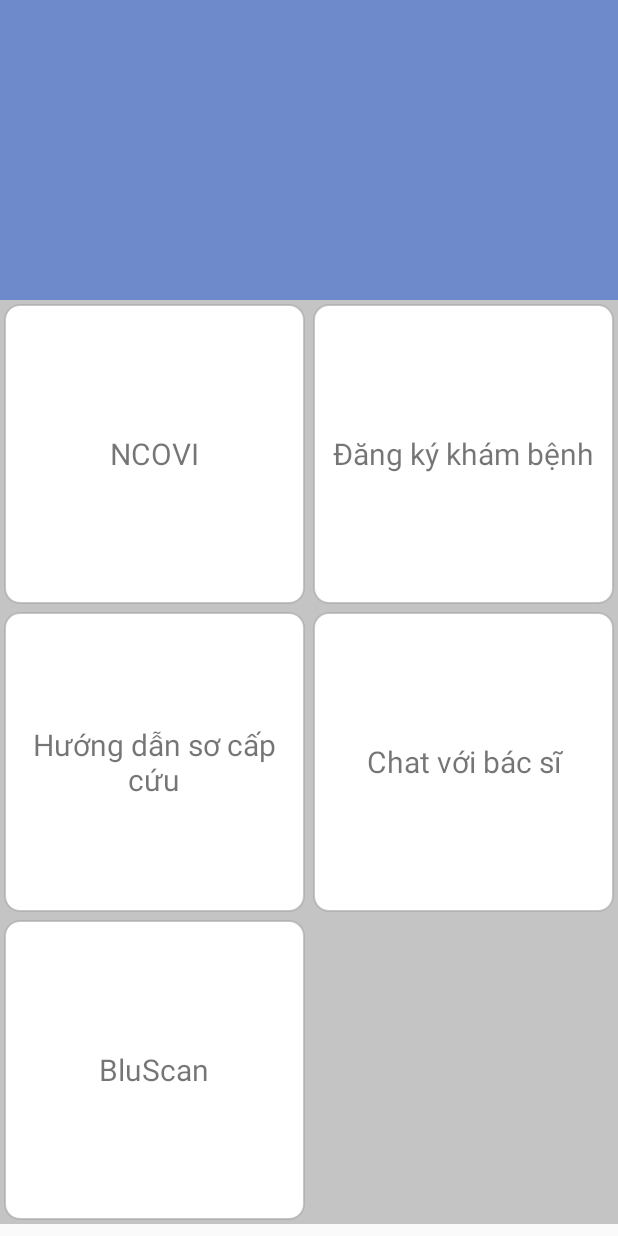
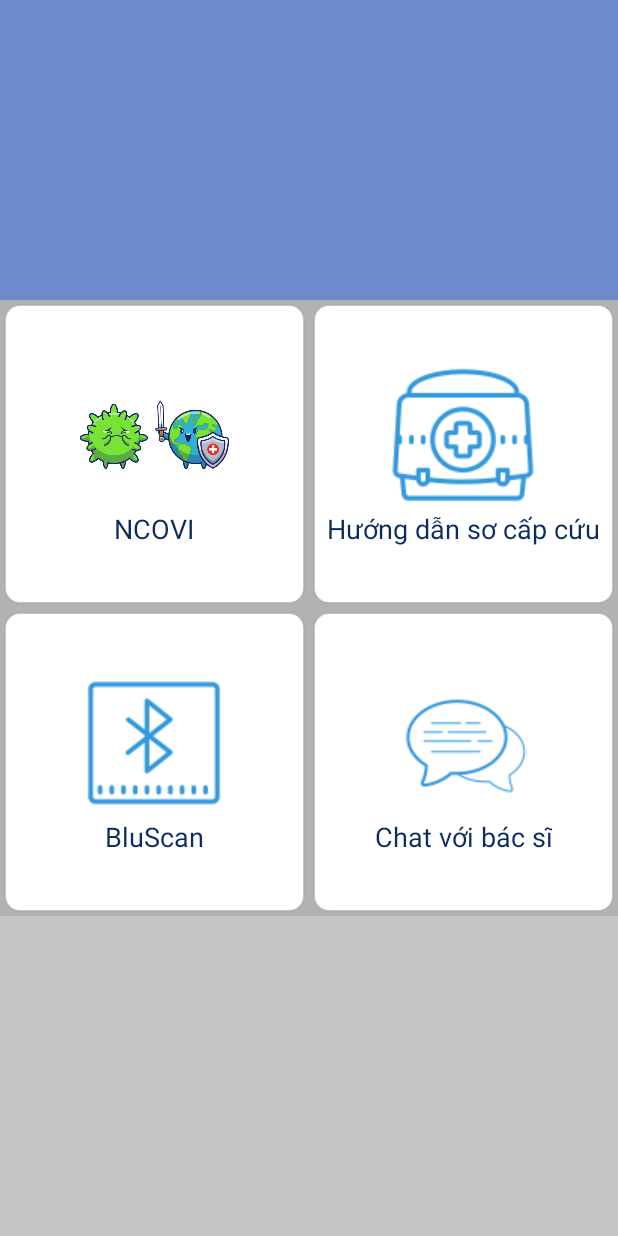
Before and after one commit to dongle1999/NoName-master, an Android app: the fragment Fragment_BenhNhan_TrangChu shown on its own in the app's theme, on a phone screen of 412 x 824 dp. Run offline under Robolectric (Android 15) with nearby library versions, the phone set to English and light mode, and no system bars.

Commit message:
hung update

```diff
--- a/app/src/main/java/com/example/noname/TrangBenhNhan/Fragment/Fragment_BenhNhan_HoSoBenhLy.java
+++ b/app/src/main/java/com/example/noname/TrangBenhNhan/Fragment/Fragment_BenhNhan_HoSoBenhLy.java
@@ -40,12 +40,6 @@ public class Fragment_BenhNhan_HoSoBenhLy extends Fragment {
                 R.layout.custom_listview_benh_nhan_ho_so_benh_ly,dsHoSo);
 
         lvHoSoBenhLy.setAdapter(hoSoAdapter);
-        lvHoSoBenhLy.setOnItemClickListener(new AdapterView.OnItemClickListener() {
-            @Override
-            public void onItemClick(AdapterView<?> parent, View view, int position, long id) {
-                startActivity(new Intent(getActivity(), BenhNhan_ChiTiet_HoSoBenhLy.class));
-            }
-        });
 
 
         return view;
--- a/app/src/main/java/com/example/noname/TrangBenhNhan/Fragment/Fragment_BenhNhan_TrangChu.java
+++ b/app/src/main/java/com/example/noname/TrangBenhNhan/Fragment/Fragment_BenhNhan_TrangChu.java
@@ -5,7 +5,7 @@ import android.os.Bundle;
 import android.view.LayoutInflater;
 import android.view.View;
 import android.view.ViewGroup;
-import android.widget.TextView;
+import android.widget.LinearLayout;
 
 import androidx.annotation.NonNull;
 import androidx.annotation.Nullable;
@@ -14,60 +14,49 @@ import androidx.fragment.app.Fragment;
 import com.example.noname.Blutooth.Scanblu;
 import com.example.noname.ChatBot.MainActivity;
 import com.example.noname.R;
-import com.example.noname.TrangBenhNhan.BenhNhan_ChatVoiBacSi;
 import com.example.noname.TrangBenhNhan.BenhNhan_HuongDanSoCapCuu;
-import com.example.noname.TrangBenhNhan.BenhNhan_PhanAnh;
 import com.example.noname.TrangBenhNhan.BenhNhan_NCOVI;
-import com.example.noname.TrangBenhNhan.BenhNhan_DangKyKhamBenh;
 
 public class Fragment_BenhNhan_TrangChu extends Fragment {
 
-    TextView txtNCOVI, txtHuongDanSoCapCuu, txtChatVoiBacSi, txtPhanAnh, txtDangKiKhamBenh;
+    LinearLayout btnNCOVI, btnHuongDanSoCapCuu, btnChatVoiBacSi, btnBluScan;
 
     @Nullable
     @Override
     public View onCreateView(@NonNull LayoutInflater inflater, @Nullable ViewGroup container, @Nullable Bundle savedInstanceState) {
         View v= inflater.inflate(R.layout.fragment_benh_nhan_trang_chu, container, false);
-        txtNCOVI=v.findViewById(R.id.txtNCOVI);
-        txtDangKiKhamBenh=v.findViewById(R.id.txtDangKiKhamBenh);
-        txtHuongDanSoCapCuu=v.findViewById(R.id.txtHuongDanSoCapCuu);
-        txtPhanAnh=v.findViewById(R.id.txtPhanAnh);
-        txtChatVoiBacSi=v.findViewById(R.id.txtChatVoiBacSi);
+        btnNCOVI=v.findViewById(R.id.btnNCOVI_BenhNhan_TrangChu);
+        btnHuongDanSoCapCuu=v.findViewById(R.id.btnHuongDanSoCapCuu_BenhNhan_TrangChu);
+        btnBluScan=v.findViewById(R.id.btnBluScan_BenhNhan_TrangChu);
+        btnChatVoiBacSi=v.findViewById(R.id.btnChatVoiBacSi_BenhNhan_TrangChu);
         controls();
         events();
         return v;
     }
 
     private void events() {
-        txtNCOVI.setOnClickListener(new View.OnClickListener() {
+        btnNCOVI.setOnClickListener(new View.OnClickListener() {
             @Override
             public void onClick(View view) {
                 startActivity(new Intent(getActivity(), BenhNhan_NCOVI.class));
             }
         });
-        txtDangKiKhamBenh.setOnClickListener(new View.OnClickListener() {
-            @Override
-            public void onClick(View view) {
-                startActivity(new Intent(getActivity(), BenhNhan_DangKyKhamBenh.class));
-            }
-        });
-        txtHuongDanSoCapCuu.setOnClickListener(new View.OnClickListener() {
+        btnHuongDanSoCapCuu.setOnClickListener(new View.OnClickListener() {
             @Override
             public void onClick(View view) {
                 startActivity(new Intent(getActivity(), BenhNhan_HuongDanSoCapCuu.class));
             }
         });
 
-        txtPhanAnh.setOnClickListener(new View.OnClickListener() {
+        btnBluScan.setOnClickListener(new View.OnClickListener() {
             @Override
             public void onClick(View view) {
                 startActivity(new Intent(getActivity(), Scanblu.class));
             }
         });
-        txtChatVoiBacSi.setOnClickListener(new View.OnClickListener() {
+        btnChatVoiBacSi.setOnClickListener(new View.OnClickListener() {
             @Override
-            public void onClick(View view) {
-                startActivity(new Intent(getActivity(), MainActivity.class));
+            public void onClick(View view) {startActivity(new Intent(getActivity(), MainActivity.class));
             }
         });
     }
--- a/app/src/main/res/layout/fragment_benh_nhan_trang_chu.xml
+++ b/app/src/main/res/layout/fragment_benh_nhan_trang_chu.xml
@@ -1,19 +1,20 @@
 <?xml version="1.0" encoding="utf-8"?>
 <RelativeLayout xmlns:android="http://schemas.android.com/apk/res/android"
     android:layout_width="match_parent"
-    android:layout_height="match_parent"
-    >
+    android:layout_height="match_parent">
 
 
     <ScrollView
         android:id="@+id/ScrollView_TrangChu"
         android:layout_width="fill_parent"
-        android:layout_height="fill_parent">
+        android:layout_height="fill_parent"
+        android:background="#AAAA">
+
         <LinearLayout
             android:layout_width="match_parent"
             android:layout_height="match_parent"
-            android:orientation="vertical"
-            android:background="#AAAA">
+            android:background="#AAAA"
+            android:orientation="vertical">
 
             <ImageView
                 android:layout_width="match_parent"
@@ -25,27 +26,56 @@
                 android:layout_height="match_parent"
                 android:orientation="horizontal">
 
-                <TextView
-                    android:id="@+id/txtNCOVI"
+                <LinearLayout
+                    android:id="@+id/btnNCOVI_BenhNhan_TrangChu"
                     android:layout_width="match_parent"
                     android:layout_height="200dp"
                     android:layout_margin="2.5dp"
                     android:layout_weight="1"
                     android:background="@drawable/edit"
                     android:gravity="center"
-                    android:text="@string/title_NCOVI"
-                    android:textSize="20dp" />
+                    android:orientation="vertical">
+
+                    <ImageView
+                        android:layout_width="100dp"
+                        android:layout_height="100dp"
+                        android:background="@drawable/ncovi" />
 
                     <TextView
-                    android:id="@+id/txtDangKiKhamBenh"
+                        android:layout_width="wrap_content"
+                        android:layout_height="wrap_content"
+                        android:text="@string/title_NCOVI"
+                        android:textSize="18dp"
+                        android:layout_gravity="center_horizontal"
+                        android:textColor="@color/colorText"
+                        />
+
+                </LinearLayout>
+
+                <LinearLayout
+                    android:id="@+id/btnHuongDanSoCapCuu_BenhNhan_TrangChu"
                     android:layout_width="match_parent"
                     android:layout_height="200dp"
                     android:layout_margin="2.5dp"
                     android:layout_weight="1"
                     android:background="@drawable/edit"
                     android:gravity="center"
-                    android:text="@string/title_DangKyKhamBenh"
-                    android:textSize="20dp" />
+                    android:orientation="vertical">
+
+                    <ImageView
+                        android:layout_width="100dp"
+                        android:layout_height="100dp"
+                        android:background="@drawable/im_huongdansocapcuu"/>
+
+                    <TextView
+                        android:layout_width="wrap_content"
+                        android:layout_height="wrap_content"
+                        android:gravity="center"
+                        android:text="@string/title_HuongDanSoCapCuu"
+                        android:textSize="18dp"
+                        android:textColor="@color/colorText"/>
+
+                </LinearLayout>
             </LinearLayout>
 
             <LinearLayout
@@ -53,53 +83,55 @@
                 android:layout_height="match_parent"
                 android:orientation="horizontal">
 
-                <TextView
-                    android:id="@+id/txtHuongDanSoCapCuu"
+                <LinearLayout
+                    android:id="@+id/btnBluScan_BenhNhan_TrangChu"
                     android:layout_width="match_parent"
                     android:layout_height="200dp"
                     android:layout_margin="2.5dp"
                     android:layout_weight="1"
                     android:background="@drawable/edit"
                     android:gravity="center"
-                    android:text="@string/title_HuongDanSoCapCuu"
-                    android:textSize="20dp" />
+                    android:orientation="vertical">
+
+                    <ImageView
+                        android:layout_width="100dp"
+                        android:layout_height="100dp"
+                        android:background="@drawable/im_butooth"/>
 
                     <TextView
-                    android:id="@+id/txtChatVoiBacSi"
-                    android:layout_width="match_parent"
-                    android:layout_height="200dp"
-                    android:layout_gravity="center"
-                    android:layout_margin="2.5dp"
-                    android:layout_weight="1"
-                    android:background="@drawable/edit"
+                        android:layout_width="wrap_content"
+                        android:layout_height="wrap_content"
                         android:gravity="center"
-                    android:text="@string/title_ChatVoiBacSi"
-                    android:textSize="20dp" />
+                        android:text="@string/title_BluScan"
+                        android:textSize="18dp"
+                        android:textColor="@color/colorText"/>
+
                 </LinearLayout>
 
                 <LinearLayout
-                android:layout_width="match_parent"
-                android:layout_height="match_parent"
-                android:orientation="horizontal">
-
-                <TextView
-                    android:id="@+id/txtPhanAnh"
+                    android:id="@+id/btnChatVoiBacSi_BenhNhan_TrangChu"
                     android:layout_width="match_parent"
                     android:layout_height="200dp"
                     android:layout_margin="2.5dp"
                     android:layout_weight="1"
                     android:background="@drawable/edit"
                     android:gravity="center"
-                    android:text="BluScan"
-                    android:textSize="20dp" />
+                    android:orientation="vertical">
+
+                    <ImageView
+                        android:layout_width="100dp"
+                        android:layout_height="100dp"
+                        android:background="@drawable/im_chat"/>
 
                     <TextView
-                    android:layout_width="match_parent"
-                    android:layout_height="200dp"
-                    android:layout_margin="2.5dp"
-                    android:layout_weight="1"
+                        android:layout_width="wrap_content"
+                        android:layout_height="wrap_content"
                         android:gravity="center"
-                    android:textSize="20dp" />
+                        android:text="@string/title_ChatVoiBacSi"
+                        android:textSize="18dp"
+                        android:textColor="@color/colorText"/>
+
+                </LinearLayout>
             </LinearLayout>
         </LinearLayout>
     </ScrollView>
--- a/app/src/main/res/values/colors.xml
+++ b/app/src/main/res/values/colors.xml
@@ -8,4 +8,5 @@
     <color name="colorListView">#8BEBF3</color>
     <color name="bg_bubble_self">#62caa6</color>
     <color name="bg_bubble_watbot">#ecf0f1</color>
+    <color name="colorText">#0B2C5E</color>
 </resources>
--- a/app/src/main/res/values/strings.xml
+++ b/app/src/main/res/values/strings.xml
@@ -85,4 +85,5 @@
     <string name="title_NhietDoCoThe">Nhiệt độ cơ thể</string>
     <string name="title_DonThuoc">Đơn thuốc</string>
     <string name="title_NgayGioDangKy">Ngày giờ đăng ký</string>
+    <string name="title_BluScan">BluScan</string>
 </resources>
```
Also changed, not shown: app/src/main/AndroidManifest.xml (+0 -7 lines), app/src/main/java/com/example/noname/TrangBenhNhan/BenhNhan_DangKyKhamBenh.java (deleted, +0 -37 lines), app/src/main/java/com/example/noname/TrangBenhNhan/BenhNhan_PhanAnh.java (deleted, +0 -16 lines), app/src/main/java/com/example/noname/TrangBenhNhan/Fragment/BenhNhan_ChiTiet_HoSoBenhLy.java (deleted, +0 -16 lines), app/src/main/res/layout/activity_benh_nhan_chi_tiet_ho_so_benh_ly.xml (deleted, +0 -207 lines), app/src/main/res/layout/activity_benh_nhan_dang_ky_kham_benh.xml (deleted, +0 -34 lines), app/src/main/res/layout/activity_benh_nhan_phan_anh.xml (deleted, +0 -16 lines), app/src/main/res/drawable/im_app.png (added), app/src/main/res/drawable/im_butooth.png (added), app/src/main/res/drawable/im_chat.png (added), app/src/main/res/drawable/im_huongdansocapcuu.png (added), app/src/main/res/drawable/im_trangchu.png (added), app/src/main/res/drawable/ncovi.png (added). Lines whose indentation alone changed are shown as unchanged.
